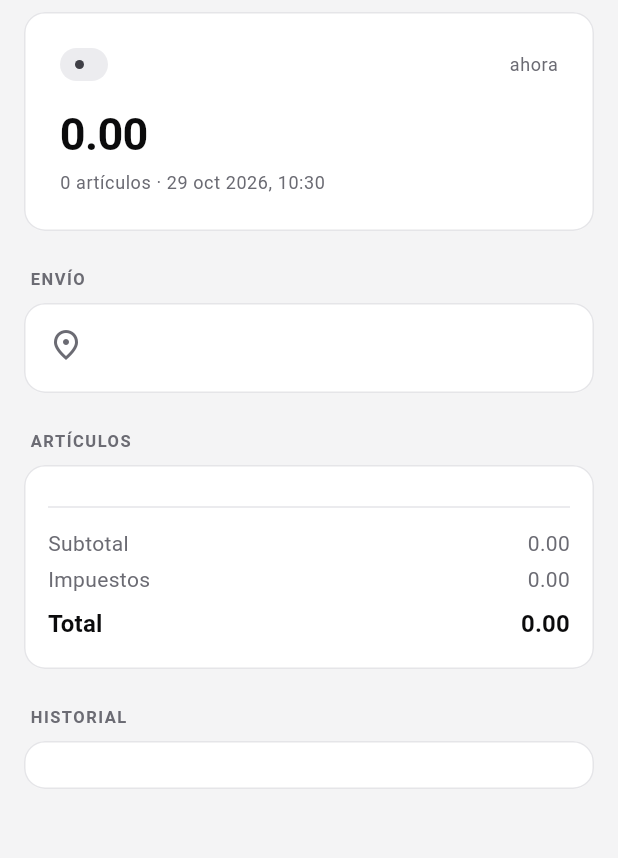
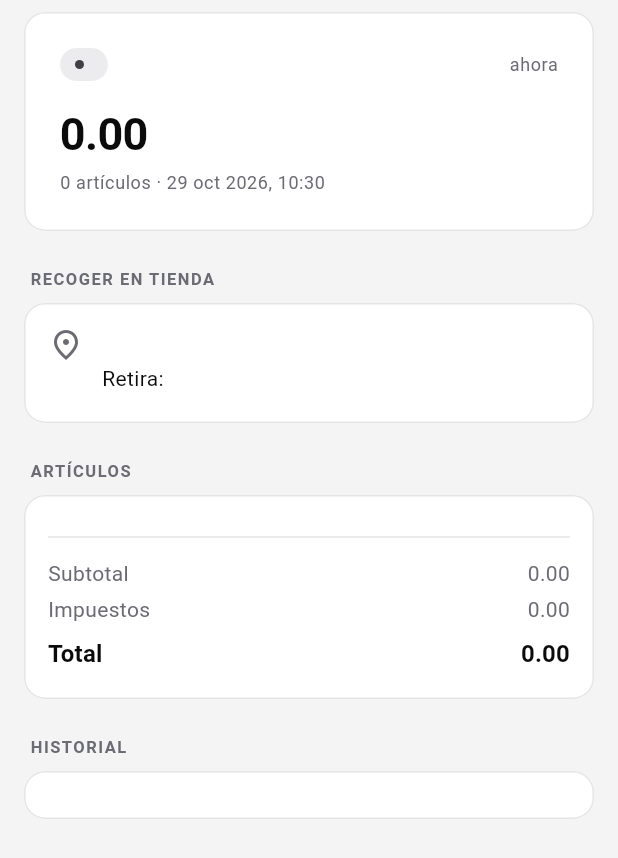
Before and after one commit to davidtriminio/catrashop, a Flutter app: the _Body widget shown alone on an empty page, opened directly with empty values, on a phone screen of 412 x 824 dp. Shown: the top 858 px of the screen. Run offline on Flutter 3.47's test engine with Material 3 defaults, Android fonts, the light colour scheme and no system bars; our stand-ins replace dio, flutter_local_notifications, flutter_riverpod, flutter_secure_storage, local_auth; missing offline and left inert: workmanager; accounts and stored records are empty; network calls fail.

Commit message:
feat(mobile): show the shipping cost and pickup store of an order

```diff
--- a/mobile/lib/features/orders/order_detail_page.dart
+++ b/mobile/lib/features/orders/order_detail_page.dart
@@ -151,7 +151,7 @@ class _Body extends StatelessWidget {
           ),
         ),
 
-        _section(context, 'Envío'),
+        _section(context, o.pickupStoreName != null ? 'Recoger en tienda' : 'Envío'),
         Card(
           child: Padding(
             padding: const EdgeInsets.all(Gap.s4),
@@ -160,7 +160,9 @@ class _Body extends StatelessWidget {
               const SizedBox(width: Gap.s3),
               Expanded(
                 child: Column(crossAxisAlignment: CrossAxisAlignment.start, children: [
-                  Text(o.recipient, style: theme.textTheme.titleMedium),
+                  if (o.pickupStoreName != null) Text(o.pickupStoreName!, style: theme.textTheme.titleMedium),
+                  Text(o.pickupStoreName != null ? 'Retira: ${o.recipient}' : o.recipient,
+                      style: o.pickupStoreName != null ? theme.textTheme.bodyMedium : theme.textTheme.titleMedium),
                   const SizedBox(height: Gap.s1),
                   for (final l in o.addressLines) Text(l, style: theme.textTheme.bodyMedium?.copyWith(color: muted)),
                 ]),
@@ -193,6 +195,7 @@ class _Body extends StatelessWidget {
               _total(context, 'Subtotal', o.subtotal, o.currency),
               if (o.discountTotal > 0) _total(context, 'Descuento', -o.discountTotal, o.currency),
               _total(context, 'Impuestos', o.taxTotal, o.currency),
+              if (o.shippingTotal > 0) _total(context, 'Envío', o.shippingTotal, o.currency),
               const SizedBox(height: Gap.s1),
               _total(context, 'Total', o.grandTotal, o.currency, strong: true),
             ]),
--- a/mobile/lib/features/orders/order_models.dart
+++ b/mobile/lib/features/orders/order_models.dart
@@ -146,7 +146,9 @@ class OrderDetail {
     required this.subtotal,
     required this.discountTotal,
     required this.taxTotal,
+    this.shippingTotal = 0,
     required this.grandTotal,
+    this.pickupStoreName,
     required this.recipient,
     required this.addressLines,
     required this.items,
@@ -161,7 +163,13 @@ class OrderDetail {
   final double subtotal;
   final double discountTotal;
   final double taxTotal;
+
+  /// Delivery cost charged for the destination zone (0 for pickup and for orders from before national shipping).
+  final double shippingTotal;
   final double grandTotal;
+
+  /// Set when the customer collects the order at a store instead of receiving it.
+  final String? pickupStoreName;
   final String recipient;
   final List<String> addressLines;
   final List<OrderItem> items;
@@ -183,7 +191,9 @@ class OrderDetail {
       subtotal: (j['subtotal'] as num).toDouble(),
       discountTotal: (j['discountTotal'] as num).toDouble(),
       taxTotal: (j['taxTotal'] as num).toDouble(),
+      shippingTotal: ((j['shippingTotal'] as num?) ?? 0).toDouble(),
       grandTotal: (j['grandTotal'] as num).toDouble(),
+      pickupStoreName: j['deliveryMode'] == 'Pickup' ? j['pickupStoreName'] as String? : null,
       recipient: a['recipientName'] as String,
       addressLines: [
         s('line1'),
```
Also changed, not shown: 1 other file.
